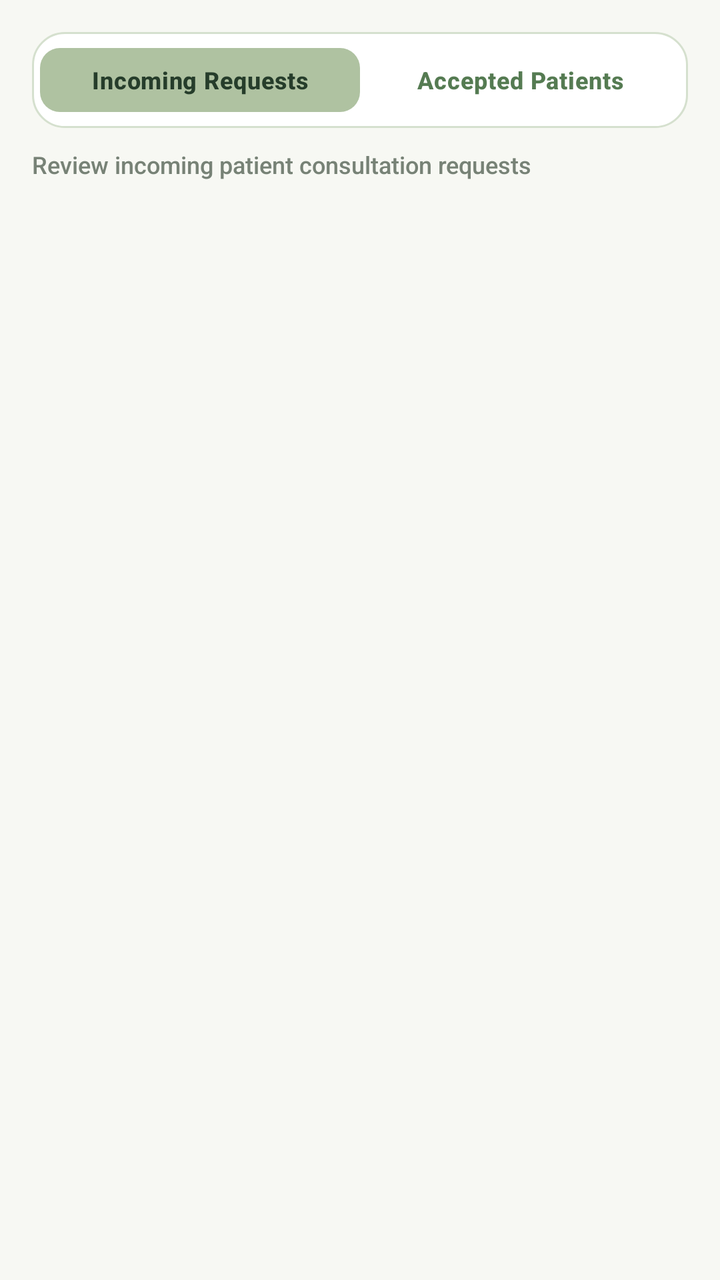
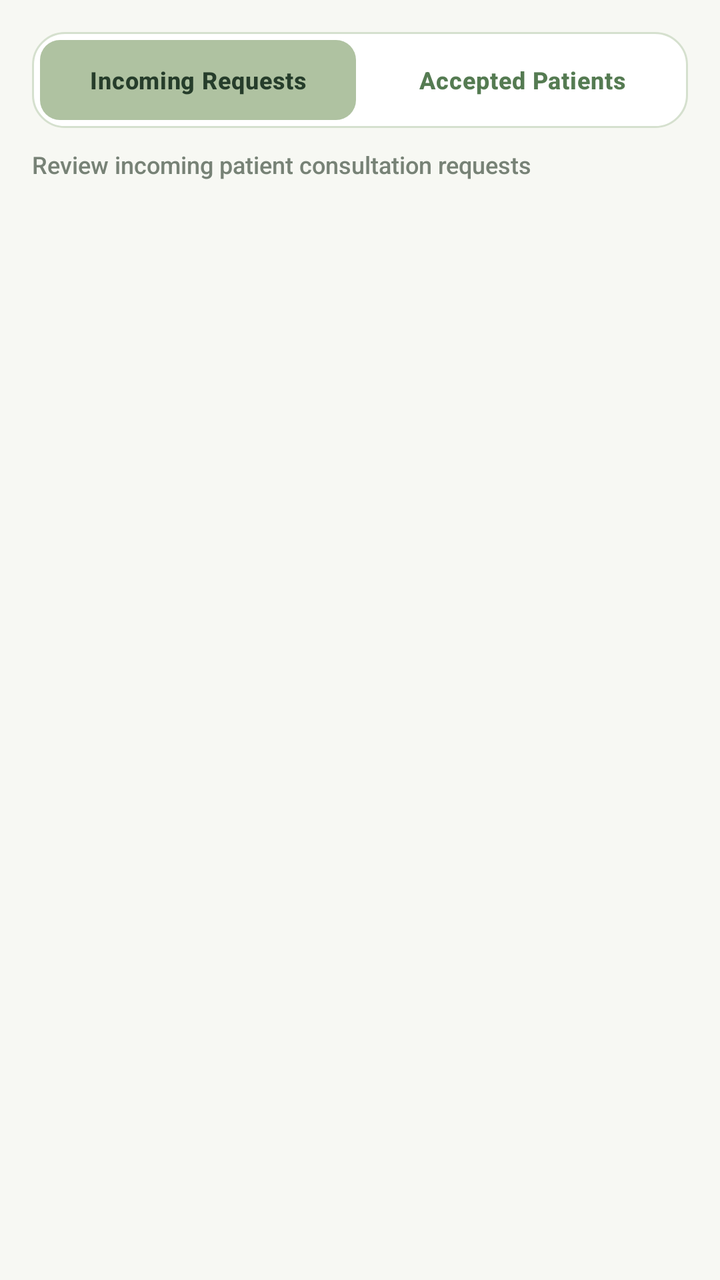

The first picture is an Android layout as it rendered before a commit; the second is the same layout after the commit. The layout source and the unified diff follow.
<!-- AndroidManifest.xml: application theme Theme.AROHI -->
<!-- res/layout/fragment_doctor_patients.xml -->
<?xml version="1.0" encoding="utf-8"?>
<LinearLayout xmlns:android="http://schemas.android.com/apk/res/android"
    xmlns:app="http://schemas.android.com/apk/res-auto"
    android:layout_width="match_parent"
    android:layout_height="match_parent"
    android:background="@color/arohi_soft_ivory"
    android:orientation="vertical"
    android:padding="16dp">

    
    <LinearLayout
        android:id="@+id/bannerDocPatientsVerification"
        android:layout_width="match_parent"
        android:layout_height="wrap_content"
        android:layout_marginBottom="12dp"
        android:background="@drawable/bg_status_badge_amber"
        android:orientation="vertical"
        android:padding="12dp"
        android:visibility="gone">

        <TextView
            android:layout_width="match_parent"
            android:layout_height="wrap_content"
            android:fontFamily="sans-serif-black"
            android:text="BMDC VERIFICATION REQUIRED FOR CLINICAL ACTIONS"
            android:textColor="@color/arohi_amber_warning"
            android:textSize="12sp" />

        <TextView
            android:layout_width="match_parent"
            android:layout_height="wrap_content"
            android:layout_marginTop="2dp"
            android:fontFamily="sans-serif"
            android:text="Your account is awaiting Hospital Administrator approval. Accepting/declining consultation requests and viewing patient clinical profiles unlock once VERIFIED."
            android:textColor="@color/arohi_charcoal_text"
            android:textSize="12sp" />
    </LinearLayout>

    
    <LinearLayout
        android:layout_width="match_parent"
        android:layout_height="wrap_content"
        android:background="@drawable/bg_card_elevated"
        android:orientation="horizontal"
        android:padding="4dp">

        <com.google.android.material.button.MaterialButton
            android:id="@+id/btnDocTabIncomingRequests"
            style="@style/Widget.Material3.Button.TonalButton"
            android:layout_width="0dp"
            android:layout_height="40dp"
            android:layout_weight="1"
            android:text="Incoming Requests"
            android:textAllCaps="false"
            android:textSize="12sp"
            app:cornerRadius="10dp" />

        <com.google.android.material.button.MaterialButton
            android:id="@+id/btnDocTabAcceptedPatients"
            style="@style/Widget.Material3.Button.TextButton"
            android:layout_width="0dp"
            android:layout_height="40dp"
            android:layout_weight="1"
            android:text="Accepted Patients"
            android:textAllCaps="false"
            android:textSize="12sp"
            app:cornerRadius="10dp" />
    </LinearLayout>

    <TextView
        android:id="@+id/tvDocPatientsSummary"
        android:layout_width="match_parent"
        android:layout_height="wrap_content"
        android:layout_marginTop="10dp"
        android:fontFamily="sans-serif-medium"
        android:text="Review incoming patient consultation requests"
        android:textColor="@color/arohi_slate_muted"
        android:textSize="12sp" />

    <TextView
        android:id="@+id/tvEmptyDocPatients"
        android:layout_width="match_parent"
        android:layout_height="wrap_content"
        android:layout_marginTop="14dp"
        android:background="@drawable/bg_card_elevated"
        android:fontFamily="sans-serif"
        android:gravity="center"
        android:padding="24dp"
        android:text="No consultation requests found."
        android:textColor="@color/arohi_slate_muted"
        android:textSize="13sp"
        android:visibility="gone" />

    <androidx.recyclerview.widget.RecyclerView
        android:id="@+id/rvDoctorRequestsAndPatients"
        android:layout_width="match_parent"
        android:layout_height="0dp"
        android:layout_marginTop="8dp"
        android:layout_weight="1" />

</LinearLayout>
<!-- resources referenced by this layout -->
<resources>
  <color name="arohi_amber_warning">#D99B45</color>
  <color name="arohi_charcoal_text">#26332A</color>
  <color name="arohi_slate_muted">#778276</color>
  <color name="arohi_soft_ivory">#F7F8F3</color>
  <!-- drawable bg_card_elevated (drawable) -->
  <?xml version="1.0" encoding="utf-8"?>
  <shape xmlns:android="http://schemas.android.com/apk/res/android"
      android:shape="rectangle">
      <solid android:color="@color/surface_card" />
      <stroke
          android:width="1dp"
          android:color="@color/border_stroke" />
      <corners android:radius="16dp" />
  </shape>
  <!-- drawable bg_status_badge_amber (drawable) -->
  <?xml version="1.0" encoding="utf-8"?>
  <shape xmlns:android="http://schemas.android.com/apk/res/android"
      android:shape="rectangle">
      <solid android:color="@color/status_warning_bg" />
      <stroke
          android:width="1dp"
          android:color="@color/status_warning" />
      <corners android:radius="14dp" />
  </shape>
  <color name="surface_card">#FFFFFF</color>
  <color name="border_stroke">#D5E0CE</color>
  <color name="status_warning_bg">#FDF6EC</color>
  <color name="status_warning">#D99B45</color>
  <color name="primary_moss_green">#557B52</color>
  <color name="white">#FFFFFF</color>
  <color name="pale_mint">#E8EFE2</color>
  <color name="deep_forest_green">#263D2B</color>
  <color name="secondary_sage">#819B75</color>
  <color name="soft_sage">#AFC2A1</color>
  <color name="status_emergency">#C94B4B</color>
  <color name="status_emergency_bg">#FDECEC</color>
  <color name="warm_ivory">#F7F8F3</color>
  <color name="text_primary">#26332A</color>
  <color name="text_secondary">#778276</color>
  <style name="Widget.AROHI.Button.Primary" parent="Widget.Material3.Button">
          <item name="android:minHeight">@dimen/button_height</item>
          <item name="android:textColor">@color/white</item>
          <item name="android:textSize">15sp</item>
          <item name="android:textStyle">bold</item>
          <item name="android:letterSpacing">0.02</item>
          <item name="backgroundTint">@color/primary_moss_green</item>
          <item name="cornerRadius">@dimen/input_corner_radius</item>
          <item name="elevation">0dp</item>
      </style>
  <style name="Widget.AROHI.TextInputLayout" parent="Widget.Material3.TextInputLayout.OutlinedBox">
          <item name="boxBackgroundColor">@color/white</item>
          <item name="boxStrokeColor">@color/primary_moss_green</item>
          <item name="boxStrokeWidth">1dp</item>
          <item name="boxStrokeWidthFocused">2dp</item>
          <item name="boxCornerRadiusTopStart">@dimen/input_corner_radius</item>
          <item name="boxCornerRadiusTopEnd">@dimen/input_corner_radius</item>
          <item name="boxCornerRadiusBottomStart">@dimen/input_corner_radius</item>
          <item name="boxCornerRadiusBottomEnd">@dimen/input_corner_radius</item>
          <item name="hintTextColor">@color/primary_moss_green</item>
          <item name="errorTextColor">@color/status_emergency</item>
          <item name="boxStrokeErrorColor">@color/status_emergency</item>
      </style>
  <style name="Widget.AROHI.Card" parent="Widget.Material3.CardView.Elevated">
          <item name="cardBackgroundColor">@color/surface_card</item>
          <item name="cardCornerRadius">@dimen/radius_md</item>
          <item name="cardElevation">@dimen/card_elevation</item>
          <item name="strokeColor">@color/border_stroke</item>
          <item name="strokeWidth">@dimen/card_stroke_width</item>
      </style>
  <dimen name="button_height">54dp</dimen>
  <dimen name="input_corner_radius">12dp</dimen>
  <dimen name="radius_md">16dp</dimen>
  <dimen name="card_elevation">2dp</dimen>
  <dimen name="card_stroke_width">1dp</dimen>
  <!-- unchanged entries left out for length: 1 -->
</resources>

<!-- the commit's change to res/layout/fragment_doctor_patients.xml (unified diff, before → after) -->
@@ -49,7 +49,13 @@
             style="@style/Widget.Material3.Button.TonalButton"
             android:layout_width="0dp"
             android:layout_height="40dp"
+            android:layout_marginEnd="4dp"
             android:layout_weight="1"
+            android:insetTop="0dp"
+            android:insetBottom="0dp"
+            android:maxLines="1"
+            android:minWidth="0dp"
+            android:paddingHorizontal="6dp"
             android:text="Incoming Requests"
             android:textAllCaps="false"
             android:textSize="12sp"
@@ -61,6 +67,11 @@
             android:layout_width="0dp"
             android:layout_height="40dp"
             android:layout_weight="1"
+            android:insetTop="0dp"
+            android:insetBottom="0dp"
+            android:maxLines="1"
+            android:minWidth="0dp"
+            android:paddingHorizontal="6dp"
             android:text="Accepted Patients"
             android:textAllCaps="false"
             android:textSize="12sp"
